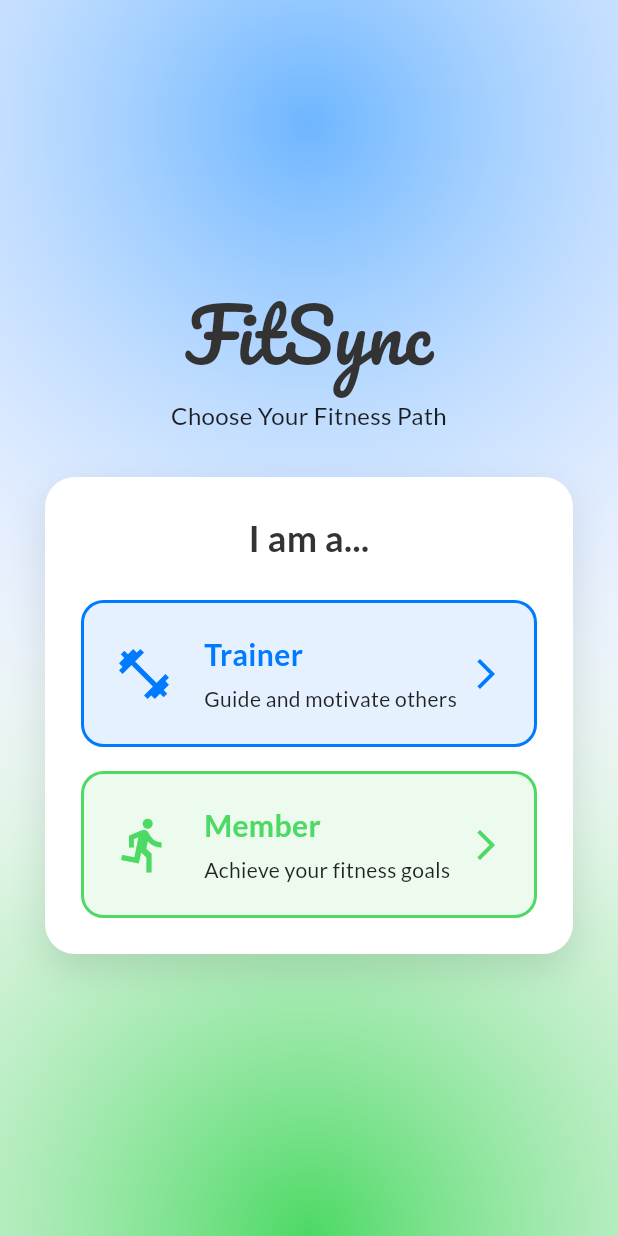
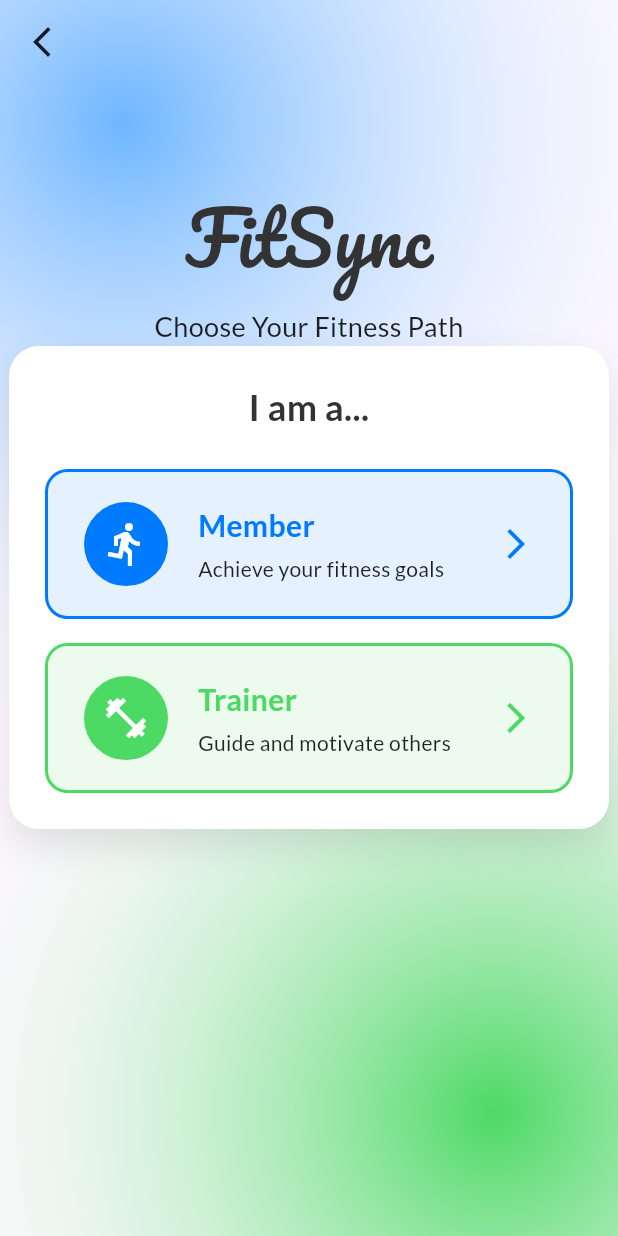
Before and after one commit to sunhome243/gym_app_prototype_frontend, a Flutter app: the screen it shows after launch, after a tap on "Log In", after a tap on "Sign Up", on a phone screen of 412 x 824 dp. Run offline on Flutter 3.47's test engine with Material 3 defaults, Android fonts, the light colour scheme and no system bars; our stand-ins replace firebase_auth, firebase_core, google_fonts, jwt_decoder, shimmer; accounts and stored records are empty.

Commit message:
screen change

```diff
--- a/lib/screens/login_screen.dart
+++ b/lib/screens/login_screen.dart
@@ -1,10 +1,10 @@
 import 'package:flutter/material.dart';
 import 'package:google_fonts/google_fonts.dart';
 import '../services/auth_service.dart';
+import 'package:provider/provider.dart';
+import 'select_user_type_screen.dart';
 import 'member_home_screen.dart';
 import 'trainer_home_screen.dart';
-import 'package:provider/provider.dart';
-import 'select_user_type_screen.dart';
 
 class LoginScreen extends StatefulWidget {
   const LoginScreen({super.key});
@@ -39,14 +39,16 @@ class _LoginScreenState extends State<LoginScreen> {
           email: _emailController.text.trim(),
           password: _passwordController.text.trim(),
         );
-
         Map<String, dynamic> userInfo = await _auth.getCurrentUserInfo();
         String userRole = userInfo['role'];
-
-        Widget homeScreen = userRole == 'trainer'
-            ? const TrainerHomeScreen()
-            : const MemberHomeScreen();
-
+        Widget homeScreen;
+        if (userRole == 'trainer') {
+          homeScreen = const TrainerHomeScreen();
+        } else if (userRole == 'member') {
+          homeScreen = const MemberHomeScreen();
+        } else {
+          throw Exception('Invalid user role');
+        }
         Navigator.of(context).pushReplacement(
           MaterialPageRoute(builder: (context) => homeScreen),
         );
@@ -69,20 +71,25 @@ class _LoginScreenState extends State<LoginScreen> {
     return Scaffold(
       body: Stack(
         children: [
-          // Background (unchanged)
+          // Background gradients
           Positioned(
             right: -size.width * 1.5,
-            bottom: -size.height * 1,
+            bottom: -size.height * 2,
+            child: SizedBox(
+              width: size.width * 4,
+              height: size.height * 4,
               child: Hero(
                 tag: 'background_bottom',
                 child: Container(
-                width: size.width * 4,
-                height: size.width * 4,
                   decoration: BoxDecoration(
                     shape: BoxShape.circle,
                     gradient: RadialGradient(
-                    colors: [const Color(0xFF4CD964), Colors.white.withOpacity(0)],
+                      colors: [
+                        const Color(0xFF4CD964),
+                        Colors.white.withOpacity(0)
+                      ],
                       stops: const [0.0, 0.7],
+                    ),
                   ),
                 ),
               ),
@@ -90,40 +97,66 @@ class _LoginScreenState extends State<LoginScreen> {
           ),
           Positioned(
             left: -size.width * 1.5,
-            top: -size.height * 0.9,
+            top: -size.height * 2,
+            child: SizedBox(
+              width: size.width * 4,
+              height: size.height * 4,
               child: Hero(
                 tag: 'background_top',
                 child: Container(
-                width: size.width * 4,
-                height: size.width * 4,
                   decoration: BoxDecoration(
                     shape: BoxShape.circle,
                     gradient: RadialGradient(
-                    colors: [const Color(0xFF6EB6FF), Colors.white.withOpacity(0)],
+                      colors: [
+                        const Color(0xFF6EB6FF),
+                        Colors.white.withOpacity(0)
+                      ],
                       stops: const [0.0, 0.7],
                     ),
                   ),
                 ),
               ),
             ),
-
-          // Content
+          ),
           SafeArea(
-            child: Center(
-              child: SingleChildScrollView(
+            child: Stack(
+              children: [
+                // Content Box를 아래에 배치
+                Positioned(
+                  top: MediaQuery.of(context).size.height * 0.28,
+                  left: 0,
+                  right: 0,
+                  bottom: 0,
                   child: Padding(
                     padding: const EdgeInsets.symmetric(horizontal: 30),
                     child: Column(
-                    mainAxisAlignment: MainAxisAlignment.center,
-                    crossAxisAlignment: CrossAxisAlignment.stretch,
                       children: [
-                      _buildLogo(),
-                      const SizedBox(height: 40),
-                      _buildLoginForm(),
+                        // Login box
+                        Hero(
+                          tag: 'content_box',
+                          child: Material(
+                            color: Colors.transparent,
+                            child: _buildLoginBox(),
+                          ),
+                        ),
+                        const SizedBox(height: 5),
+                        // Sign up button
+                        _buildSignUpButton(),
+                        SizedBox(height: size.height * 0.16),
                       ],
                     ),
                   ),
                 ),
+                // 로고를 상단에 위치시키고 Center 위젯으로 가운데 정렬
+                Positioned(
+                  top: MediaQuery.of(context).size.height * 0.15,
+                  left: 0,
+                  right: 0,
+                  child: Center(
+                    child: _buildLogo(),
+                  ),
+                ),
+              ],
             ),
           ),
         ],
@@ -133,6 +166,7 @@ class _LoginScreenState extends State<LoginScreen> {
 
   Widget _buildLogo() {
     return Column(
+      mainAxisSize: MainAxisSize.min,
       children: [
         Hero(
           tag: 'logo',
@@ -145,29 +179,45 @@ class _LoginScreenState extends State<LoginScreen> {
             ),
           ),
         ),
-        const SizedBox(height: 16),
-        Text(
-          'Your fitness journey starts here!',
-          style: GoogleFonts.lato(
-            fontSize: 18,
-            fontWeight: FontWeight.w500,
-            color: Colors.black87,
-          ),
-          textAlign: TextAlign.center,
-        ),
       ],
     );
   }
 
-  Widget _buildLoginForm() {
-    return Form(
+  Widget _buildLoginBox() {
+    return Container(
+      decoration: BoxDecoration(
+        color: Colors.white,
+        borderRadius: BorderRadius.circular(20),
+        boxShadow: [
+          BoxShadow(
+            color: Colors.black.withOpacity(0.1),
+            blurRadius: 20,
+            offset: const Offset(0, 10),
+          ),
+        ],
+      ),
+      child: Padding(
+        padding: const EdgeInsets.all(32),
+        child: Form(
           key: _formKey,
           child: Column(
             crossAxisAlignment: CrossAxisAlignment.stretch,
+            mainAxisSize: MainAxisSize.min,
             children: [
+              Text(
+                'Welcome Back 🔥',
+                style: GoogleFonts.lato(
+                  fontSize: 24,
+                  fontWeight: FontWeight.bold,
+                  color: const Color(0xFF333333),
+                ),
+                textAlign: TextAlign.center,
+              ),
+              const SizedBox(height: 24),
               _buildTextField(_emailController, 'Email', Icons.email),
               const SizedBox(height: 16),
-          _buildTextField(_passwordController, 'Password', Icons.lock, isPassword: true),
+              _buildTextField(_passwordController, 'Password', Icons.lock,
+                  isPassword: true),
               const SizedBox(height: 24),
               if (_errorMessage.isNotEmpty)
                 Padding(
@@ -209,9 +259,9 @@ class _LoginScreenState extends State<LoginScreen> {
                         ),
                       ),
               ),
-          const SizedBox(height: 24),
-          _buildSignUpButton(),
             ],
+          ),
+        ),
       ),
     );
   }
@@ -243,12 +293,13 @@ class _LoginScreenState extends State<LoginScreen> {
               )
             : null,
         filled: true,
-        fillColor: Colors.grey[200],
+        fillColor: Colors.grey[100],
         border: OutlineInputBorder(
-          borderRadius: BorderRadius.circular(30),
+          borderRadius: BorderRadius.circular(15),
           borderSide: BorderSide.none,
         ),
-        contentPadding: const EdgeInsets.symmetric(horizontal: 20, vertical: 16),
+        contentPadding:
+            const EdgeInsets.symmetric(horizontal: 20, vertical: 16),
       ),
       validator: (value) {
         if (value == null || value.isEmpty) {
@@ -277,18 +328,22 @@ class _LoginScreenState extends State<LoginScreen> {
               PageRouteBuilder(
                 pageBuilder: (context, animation, secondaryAnimation) =>
                     const SelectUserTypeScreen(),
-                transitionsBuilder: (context, animation, secondaryAnimation, child) {
+                transitionsBuilder:
+                    (context, animation, secondaryAnimation, child) {
                   return FadeTransition(opacity: animation, child: child);
                 },
               ),
             );
           },
+          child: Padding(
+            padding: const EdgeInsets.symmetric(vertical: 4),
             child: Text(
               'Sign Up',
               style: GoogleFonts.lato(
                 fontSize: 16,
                 fontWeight: FontWeight.w700,
                 color: const Color(0xFF007AFF),
+              ),
             ),
           ),
         ),
--- a/lib/screens/select_user_type_screen.dart
+++ b/lib/screens/select_user_type_screen.dart
@@ -3,48 +3,30 @@ import 'package:google_fonts/google_fonts.dart';
 import 'sign_up_screen.dart';
 import '../widgets/custom_back_button.dart';
 
-class SelectUserTypeScreen extends StatefulWidget {
+class SelectUserTypeScreen extends StatelessWidget {
   const SelectUserTypeScreen({super.key});
 
   @override
-  _SelectUserTypeScreenState createState() => _SelectUserTypeScreenState();
-}
-
-class _SelectUserTypeScreenState extends State<SelectUserTypeScreen> with SingleTickerProviderStateMixin {
-  late AnimationController _animationController;
-  late Animation<double> _fadeAnimation;
-
-  @override
-  void initState() {
-    super.initState();
-    _animationController = AnimationController(
-      vsync: this,
-      duration: const Duration(milliseconds: 1000),
-    );
-    _fadeAnimation = Tween<double>(begin: 0.0, end: 1.0).animate(_animationController);
-    _animationController.forward();
-  }
-
-  @override
   Widget build(BuildContext context) {
-    final size = MediaQuery.of(context).size;
-
     return Scaffold(
       body: Stack(
         children: [
-          // Background ellipses
+          // Background gradients (same as login screen)
           Positioned(
-            right: -size.width * 1.5,
-            bottom: -size.height * 1,
+            right: -MediaQuery.of(context).size.width * 1.3,
+            bottom: -MediaQuery.of(context).size.height * 1.4,
             child: Hero(
               tag: 'background_bottom',
               child: Container(
-                width: size.width * 4,
-                height: size.width * 4,
+                width: MediaQuery.of(context).size.width * 3,
+                height: MediaQuery.of(context).size.height * 3,
                 decoration: BoxDecoration(
                   shape: BoxShape.circle,
                   gradient: RadialGradient(
-                    colors: [const Color(0xFF4CD964), Colors.white.withOpacity(0)],
+                    colors: [
+                      const Color(0xFF4CD964),
+                      Colors.white.withOpacity(0)
+                    ],
                     stops: const [0.0, 0.7],
                   ),
                 ),
@@ -52,40 +34,56 @@ class _SelectUserTypeScreenState extends State<SelectUserTypeScreen> with Single
             ),
           ),
           Positioned(
-            left: -size.width * 1.5,
-            top: -size.height * 0.9,
+            left: -MediaQuery.of(context).size.width * 1.3,
+            top: -MediaQuery.of(context).size.height * 1.4,
             child: Hero(
               tag: 'background_top',
               child: Container(
-                width: size.width * 4,
-                height: size.width * 4,
+                width: MediaQuery.of(context).size.width * 3,
+                height: MediaQuery.of(context).size.height * 3,
                 decoration: BoxDecoration(
                   shape: BoxShape.circle,
                   gradient: RadialGradient(
-                    colors: [const Color(0xFF6EB6FF), Colors.white.withOpacity(0)],
+                    colors: [
+                      const Color(0xFF6EB6FF),
+                      Colors.white.withOpacity(0)
+                    ],
                     stops: const [0.0, 0.7],
                   ),
                 ),
               ),
             ),
           ),
-
-          // Content
           SafeArea(
+            child: Stack(
+              children: [
+                // 로고를 상단에 위치시키고 Center 위젯으로 가운데 정렬
+                Positioned(
+                  top: MediaQuery.of(context).size.height * 0.15,
+                  left: 0,
+                  right: 0,
                   child: Center(
-              child: SingleChildScrollView(
-                child: Padding(
-                  padding: const EdgeInsets.symmetric(horizontal: 30),
-                  child: Column(
-                    mainAxisAlignment: MainAxisAlignment.center,
-                    children: [
-                      _buildLogo(),
-                      const SizedBox(height: 30),
-                      _buildContent(context),
-                    ],
+                    child: _buildLogo(),
                   ),
                 ),
+
+                // Content Box 위치 조정
+                Positioned(
+                  top: MediaQuery.of(context).size.height * 0.28, // 위치 조정
+                  left: 0,
+                  right: 0,
+                  child: Center(
+                    child: _buildContent(context),
                   ),
+                ),
+
+                // CustomBackButton (좌측 상단)
+                const Positioned(
+                  top: 16,
+                  left: 16,
+                  child: CustomBackButton(),
+                ),
+              ],
             ),
           ),
         ],
@@ -93,22 +91,9 @@ class _SelectUserTypeScreenState extends State<SelectUserTypeScreen> with Single
     );
   }
 
-  Widget _buildTopBar() {
-    return const Padding(
-      padding: EdgeInsets.symmetric(horizontal: 20, vertical: 20),
-      child: Row(
-        mainAxisAlignment: MainAxisAlignment.spaceBetween,
-        children: [
-          CustomBackButton(),
-          Spacer(),
-          SizedBox(width: 40), // To balance the back button
-        ],
-      ),
-    );
-  }
-
   Widget _buildLogo() {
     return Column(
+      mainAxisSize: MainAxisSize.min,
       children: [
         Hero(
           tag: 'logo',
@@ -121,11 +106,11 @@ class _SelectUserTypeScreenState extends State<SelectUserTypeScreen> with Single
             ),
           ),
         ),
-        const SizedBox(height: 8),
+        const SizedBox(height: 12),
         Text(
           'Choose Your Fitness Path',
           style: GoogleFonts.lato(
-            fontSize: 16,
+            fontSize: 18,
             fontWeight: FontWeight.w500,
             color: Colors.black87,
           ),
@@ -142,6 +127,7 @@ class _SelectUserTypeScreenState extends State<SelectUserTypeScreen> with Single
         color: Colors.transparent,
         child: Container(
           width: double.infinity,
+          constraints: const BoxConstraints(maxWidth: 400),
           padding: const EdgeInsets.all(24),
           decoration: BoxDecoration(
             color: Colors.white,
@@ -155,6 +141,7 @@ class _SelectUserTypeScreenState extends State<SelectUserTypeScreen> with Single
             ],
           ),
           child: Column(
+            mainAxisSize: MainAxisSize.min,
             crossAxisAlignment: CrossAxisAlignment.stretch,
             children: [
               Text(
@@ -169,18 +156,18 @@ class _SelectUserTypeScreenState extends State<SelectUserTypeScreen> with Single
               const SizedBox(height: 24),
               _buildUserTypeCard(
                 context,
-                'Trainer',
-                'Guide and motivate others',
+                'Member',
+                'Achieve your fitness goals',
                 const Color(0xFF007AFF),
-                Icons.fitness_center,
+                Icons.directions_run,
               ),
               const SizedBox(height: 16),
               _buildUserTypeCard(
                 context,
-                'Member',
-                'Achieve your fitness goals',
+                'Trainer',
+                'Guide and motivate others',
                 const Color(0xFF4CD964),
-                Icons.directions_run,
+                Icons.fitness_center,
               ),
             ],
           ),
@@ -189,7 +176,12 @@ class _SelectUserTypeScreenState extends State<SelectUserTypeScreen> with Single
     );
   }
 
-Widget _buildUserTypeCard(BuildContext context, String title, String description, Color color, IconData icon) {
+  Widget _buildUserTypeCard(
+      BuildContext context,
+      String title,
+      String description,
+      Color color,
+      IconData icon) {
     return Material(
       color: Colors.transparent,
       child: InkWell(
@@ -197,8 +189,10 @@ Widget _buildUserTypeCard(BuildContext context, String title, String description
           Navigator.push(
             context,
             PageRouteBuilder(
-            pageBuilder: (context, animation, secondaryAnimation) => SignUpScreen(userType: title),
-            transitionsBuilder: (context, animation, secondaryAnimation, child) {
+              pageBuilder: (context, animation, secondaryAnimation) =>
+                  SignUpScreen(userType: title),
+              transitionsBuilder:
+                  (context, animation, secondaryAnimation, child) {
                 return FadeTransition(opacity: animation, child: child);
               },
             ),
@@ -206,7 +200,7 @@ Widget _buildUserTypeCard(BuildContext context, String title, String description
         },
         borderRadius: BorderRadius.circular(15),
         child: Ink(
-        padding: const EdgeInsets.all(20),
+          padding: const EdgeInsets.symmetric(vertical: 20, horizontal: 24),
           decoration: BoxDecoration(
             color: color.withOpacity(0.1),
             borderRadius: BorderRadius.circular(15),
@@ -214,7 +208,14 @@ Widget _buildUserTypeCard(BuildContext context, String title, String description
           ),
           child: Row(
             children: [
-            Icon(icon, color: color, size: 40),
+              Container(
+                padding: const EdgeInsets.all(12),
+                decoration: BoxDecoration(
+                  color: color,
+                  shape: BoxShape.circle,
+                ),
+                child: Icon(icon, color: Colors.white, size: 32),
+              ),
               const SizedBox(width: 20),
               Expanded(
                 child: Column(
@@ -227,6 +228,7 @@ Widget _buildUserTypeCard(BuildContext context, String title, String description
                         fontWeight: FontWeight.w700,
                         color: color,
                       ),
+                      overflow: TextOverflow.ellipsis,
                     ),
                     const SizedBox(height: 5),
                     Text(
@@ -236,6 +238,7 @@ Widget _buildUserTypeCard(BuildContext context, String title, String description
                         fontWeight: FontWeight.w400,
                         color: Colors.black87,
                       ),
+                      overflow: TextOverflow.ellipsis,
                     ),
                   ],
                 ),
@@ -247,10 +250,4 @@ Widget _buildUserTypeCard(BuildContext context, String title, String description
       ),
     );
   }
-
-  @override
-  void dispose() {
-    _animationController.dispose();
-    super.dispose();
 }
-}
```
Lines whose indentation alone changed are shown as unchanged.
